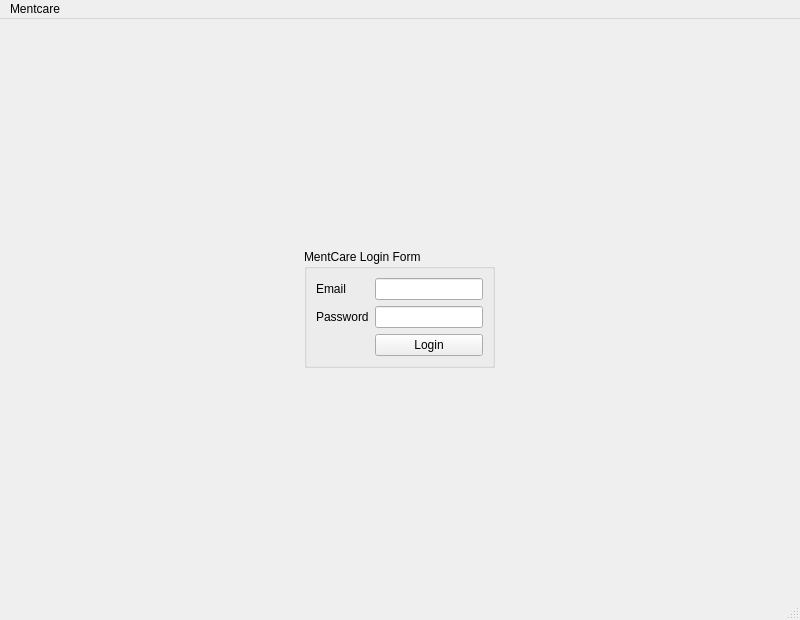
The window that mentcare/mainwindow.ui (omansour-se-nyu/Spring2023-Team-1) describes before a commit, drawn with Qt 5.
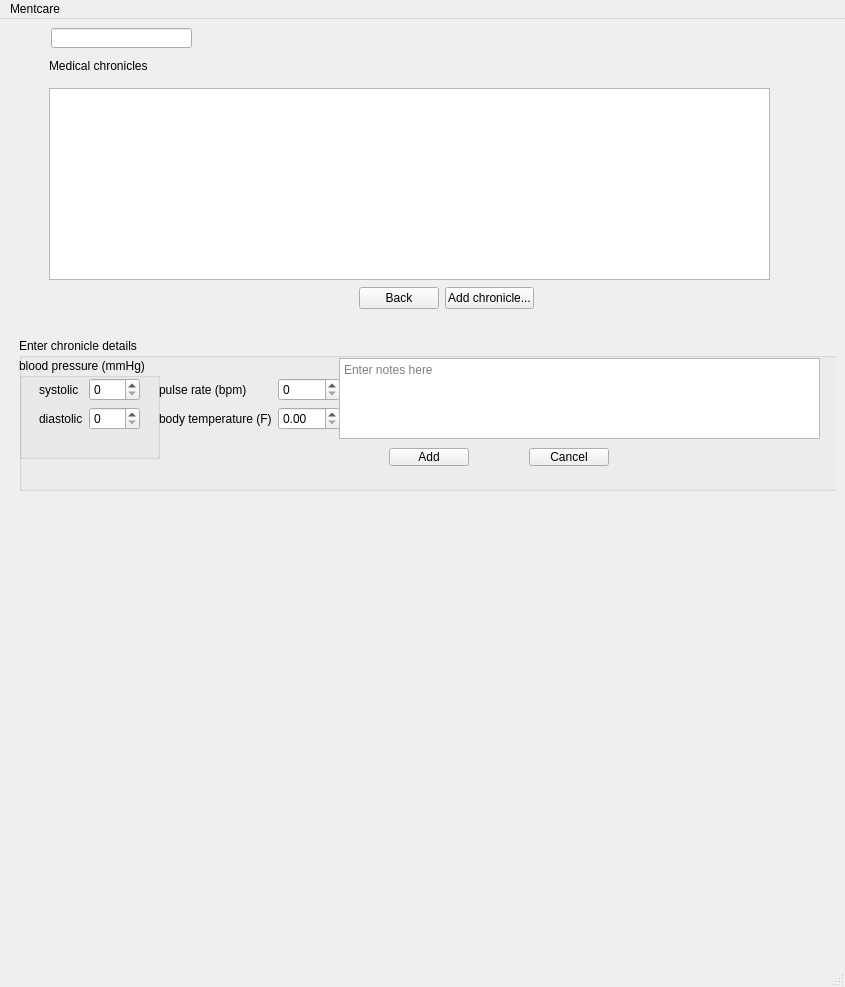
The same window after the commit. The open tabs and pages were chosen to show the change.

Commit message: Sprint 6 commit - Added user management functionality, role based access, patient visit functionality, patient vital info chronicling

Patch:
```diff
--- a/mentcare/mainwindow.ui
+++ b/mentcare/mainwindow.ui
@@ -6,8 +6,8 @@
    <rect>
     <x>0</x>
     <y>0</y>
-    <width>800</width>
-    <height>620</height>
+    <width>845</width>
+    <height>987</height>
    </rect>
   </property>
   <property name="windowTitle">
@@ -457,6 +457,215 @@
         </item>
        </layout>
       </widget>
+      <widget class="QWidget" name="PatientChroniclesPage">
+       <widget class="QGroupBox" name="addChronicle_groupBox">
+        <property name="geometry">
+         <rect>
+          <x>10</x>
+          <y>310</y>
+          <width>819</width>
+          <height>153</height>
+         </rect>
+        </property>
+        <property name="title">
+         <string>Enter chronicle details</string>
+        </property>
+        <widget class="QGroupBox" name="bp_input_groupBox">
+         <property name="geometry">
+          <rect>
+           <x>0</x>
+           <y>20</y>
+           <width>141</width>
+           <height>101</height>
+          </rect>
+         </property>
+         <property name="title">
+          <string>blood pressure (mmHg)</string>
+         </property>
+         <widget class="QWidget" name="formLayoutWidget">
+          <property name="geometry">
+           <rect>
+            <x>20</x>
+            <y>20</y>
+            <width>101</width>
+            <height>80</height>
+           </rect>
+          </property>
+          <layout class="QFormLayout" name="formLayout_7">
+           <item row="0" column="0">
+            <widget class="QLabel" name="label_30">
+             <property name="text">
+              <string>systolic</string>
+             </property>
+            </widget>
+           </item>
+           <item row="0" column="1">
+            <widget class="QSpinBox" name="bpSys_spinBox">
+             <property name="maximum">
+              <number>200</number>
+             </property>
+            </widget>
+           </item>
+           <item row="1" column="0">
+            <widget class="QLabel" name="label_31">
+             <property name="text">
+              <string>diastolic</string>
+             </property>
+            </widget>
+           </item>
+           <item row="1" column="1">
+            <widget class="QSpinBox" name="bpDia_spinBox">
+             <property name="maximum">
+              <number>200</number>
+             </property>
+            </widget>
+           </item>
+          </layout>
+         </widget>
+        </widget>
+        <widget class="QWidget" name="formLayoutWidget_2">
+         <property name="geometry">
+          <rect>
+           <x>140</x>
+           <y>40</y>
+           <width>181</width>
+           <height>80</height>
+          </rect>
+         </property>
+         <layout class="QFormLayout" name="formLayout_9">
+          <item row="0" column="0">
+           <widget class="QLabel" name="label_33">
+            <property name="text">
+             <string>pulse rate (bpm)</string>
+            </property>
+           </widget>
+          </item>
+          <item row="0" column="1">
+           <widget class="QSpinBox" name="pulserate_spinBox">
+            <property name="maximum">
+             <number>120</number>
+            </property>
+           </widget>
+          </item>
+          <item row="1" column="0">
+           <widget class="QLabel" name="label_34">
+            <property name="text">
+             <string>body temperature (F)</string>
+            </property>
+           </widget>
+          </item>
+          <item row="1" column="1">
+           <widget class="QDoubleSpinBox" name="bodyTemp_spinBox">
+            <property name="maximum">
+             <double>200.000000000000000</double>
+            </property>
+           </widget>
+          </item>
+         </layout>
+        </widget>
+        <widget class="QTextEdit" name="chronicleNotes_textEdit">
+         <property name="geometry">
+          <rect>
+           <x>320</x>
+           <y>20</y>
+           <width>481</width>
+           <height>81</height>
+          </rect>
+         </property>
+         <property name="placeholderText">
+          <string>Enter notes here</string>
+         </property>
+        </widget>
+        <widget class="QPushButton" name="addChronicle_button">
+         <property name="geometry">
+          <rect>
+           <x>370</x>
+           <y>110</y>
+           <width>80</width>
+           <height>18</height>
+          </rect>
+         </property>
+         <property name="text">
+          <string>Add</string>
+         </property>
+        </widget>
+        <widget class="QPushButton" name="cancelAddChronicle_button">
+         <property name="geometry">
+          <rect>
+           <x>510</x>
+           <y>110</y>
+           <width>80</width>
+           <height>18</height>
+          </rect>
+         </property>
+         <property name="text">
+          <string>Cancel</string>
+         </property>
+        </widget>
+       </widget>
+       <widget class="QTableView" name="patientChronicles_tableView">
+        <property name="geometry">
+         <rect>
+          <x>40</x>
+          <y>60</y>
+          <width>721</width>
+          <height>192</height>
+         </rect>
+        </property>
+       </widget>
+       <widget class="QWidget" name="horizontalLayoutWidget">
+        <property name="geometry">
+         <rect>
+          <x>350</x>
+          <y>230</y>
+          <width>175</width>
+          <height>80</height>
+         </rect>
+        </property>
+        <layout class="QHBoxLayout" name="horizontalLayout_12">
+         <item>
+          <widget class="QPushButton" name="backToPatientInfoPage_button">
+           <property name="text">
+            <string>Back</string>
+           </property>
+          </widget>
+         </item>
+         <item>
+          <widget class="QPushButton" name="enableAddChronicle_button">
+           <property name="text">
+            <string>Add chronicle...</string>
+           </property>
+          </widget>
+         </item>
+        </layout>
+       </widget>
+       <widget class="QLabel" name="label_35">
+        <property name="geometry">
+         <rect>
+          <x>40</x>
+          <y>30</y>
+          <width>161</width>
+          <height>16</height>
+         </rect>
+        </property>
+        <property name="text">
+         <string>Medical chronicles</string>
+        </property>
+       </widget>
+       <widget class="QLineEdit" name="PatientChronicle_name_display">
+        <property name="geometry">
+         <rect>
+          <x>42</x>
+          <y>0</y>
+          <width>141</width>
+          <height>20</height>
+         </rect>
+        </property>
+        <property name="readOnly">
+         <bool>true</bool>
+        </property>
+       </widget>
+      </widget>
       <widget class="QWidget" name="AddPatientPage">
        <layout class="QVBoxLayout" name="verticalLayout_2">
         <item>
@@ -699,7 +908,7 @@
            </size>
           </property>
           <property name="title">
-           <string>MentCare Login Form</string>
+           <string>Login to MentCare</string>
           </property>
           <layout class="QFormLayout" name="formLayout">
            <item row="0" column="0">
@@ -1068,8 +1277,8 @@
     <rect>
      <x>0</x>
      <y>0</y>
-     <width>800</width>
-     <height>21</height>
+     <width>845</width>
+     <height>17</height>
     </rect>
    </property>
    <widget class="QMenu" name="menuMentcare">
```
Left out of the diff: 446 changed lines with no effect on the pictures. The commit also changes 9 other files.
